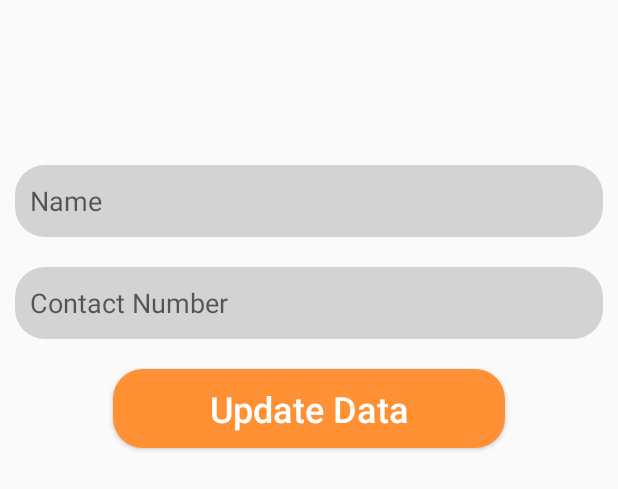
After one commit to Nipun44/Meal-Mate, an Android app: the layout activity_update_user.xml on its own in the app's theme, with its tools: preview values and no code run, on a phone screen of 412 x 824 dp. The commit adds this screen. Shown: the top 489 px of the screen. Run offline under Robolectric (Android 15) with nearby library versions, the phone set to English and light mode, and no system bars.

Commit message:
user profile xml completed and update user data task completed

```diff
--- a/app/src/main/AndroidManifest.xml
+++ b/app/src/main/AndroidManifest.xml
@@ -76,7 +76,7 @@
             android:name=".RegisterAsIndividual"
             android:exported="false" />
         <activity
-            android:name=".Register3"
+            android:name=".RegisterAsOrganization"
             android:exported="false" />
 
         <activity
--- a/app/src/main/java/com/example/mealmate/Register.kt
+++ b/app/src/main/java/com/example/mealmate/Register.kt
@@ -22,7 +22,7 @@ class Register : AppCompatActivity() {
         }
 
         orgReg.setOnClickListener {
-            val intent = Intent(this,Register3::class.java)
+            val intent = Intent(this,RegisterAsOrganization::class.java)
             startActivity(intent)
         }
     }
--- a/app/src/main/java/com/example/mealmate/models/FoodModel.kt
+++ b/app/src/main/java/com/example/mealmate/models/FoodModel.kt
@@ -5,5 +5,6 @@ class FoodModel (
     var typeFood: String? = null,
     var quantityFood: String? = null,
     var descriptionFood: String? = null,
+    var email: String? = null
 
 )
--- /dev/null
+++ b/app/src/main/res/layout/activity_update_user.xml
@@ -0,0 +1,44 @@
+<?xml version="1.0" encoding="utf-8"?>
+<LinearLayout xmlns:android="http://schemas.android.com/apk/res/android"
+    android:layout_width="match_parent"
+    android:layout_height="match_parent"
+    android:orientation="vertical"
+    android:padding="10dp">
+
+    <EditText
+        android:id="@+id/etUserName"
+        android:layout_width="match_parent"
+        android:layout_height="wrap_content"
+        android:layout_marginTop="100dp"
+        android:hint="Name"
+        android:background="@drawable/roundedcorner"
+        android:backgroundTint="@color/view_border_color"
+        android:inputType="textPersonName"
+        android:minHeight="48dp" />
+
+    <EditText
+        android:id="@+id/etUserContactNumber"
+        android:layout_width="match_parent"
+        android:layout_height="wrap_content"
+        android:layout_marginTop="20dp"
+        android:ems="10"
+        android:background="@drawable/roundedcorner"
+        android:backgroundTint="@color/view_border_color"
+        android:hint="Contact Number"
+        android:minHeight="48dp" />
+
+    <Button
+        android:id="@+id/btnUpdateData"
+        android:layout_width="261dp"
+        android:textSize="24sp"
+        android:textAllCaps="false"
+        android:layout_height="wrap_content"
+        android:layout_gravity="center"
+        android:layout_marginTop="20dp"
+        android:background="@drawable/roundedcorner"
+        android:backgroundTint="@color/new_primary"
+        android:text="Update Data"
+        android:textColor="@color/white" />
+
+
+</LinearLayout>
```
Also changed, not shown: app/src/main/java/com/example/mealmate/GivePartfood.kt (+92 -3 lines), app/src/main/java/com/example/mealmate/Profile.kt (+58 -3 lines), app/src/main/java/com/example/mealmate/Register3.kt (deleted, +0 -11 lines), app/src/main/java/com/example/mealmate/RegisterAsIndividual.kt (+126 -2 lines), app/src/main/java/com/example/mealmate/RegisterAsOrganization.kt (added, +95 -0 lines), app/src/main/res/layout/activity_reg3_org.xml (+5 -5 lines).
